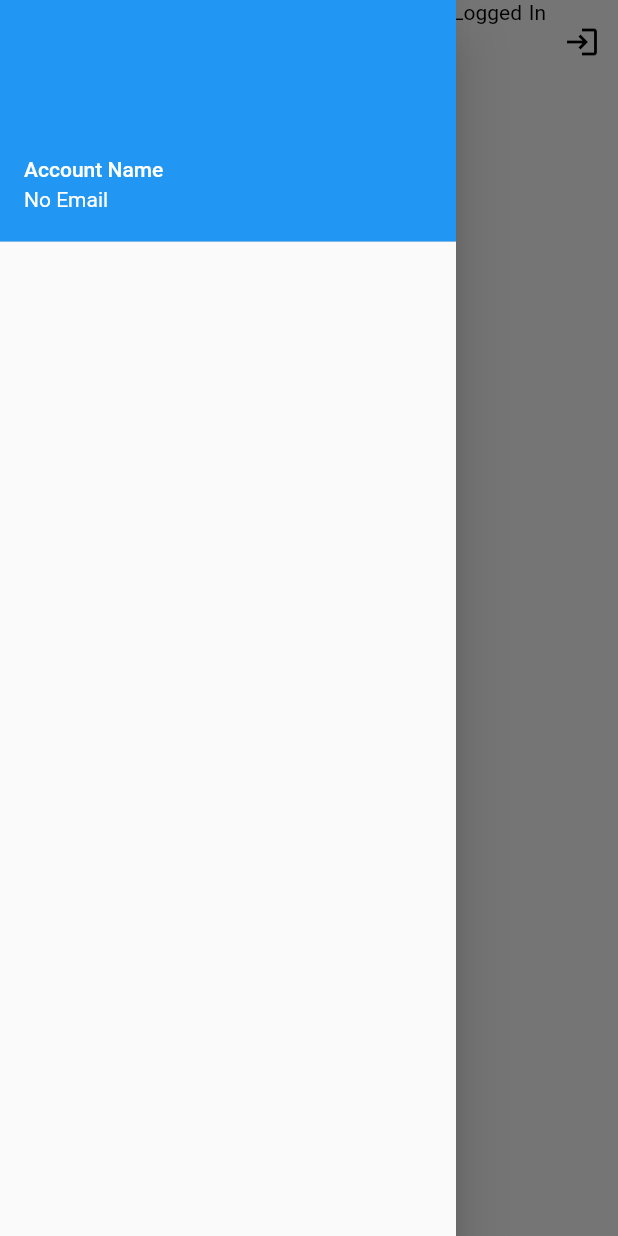
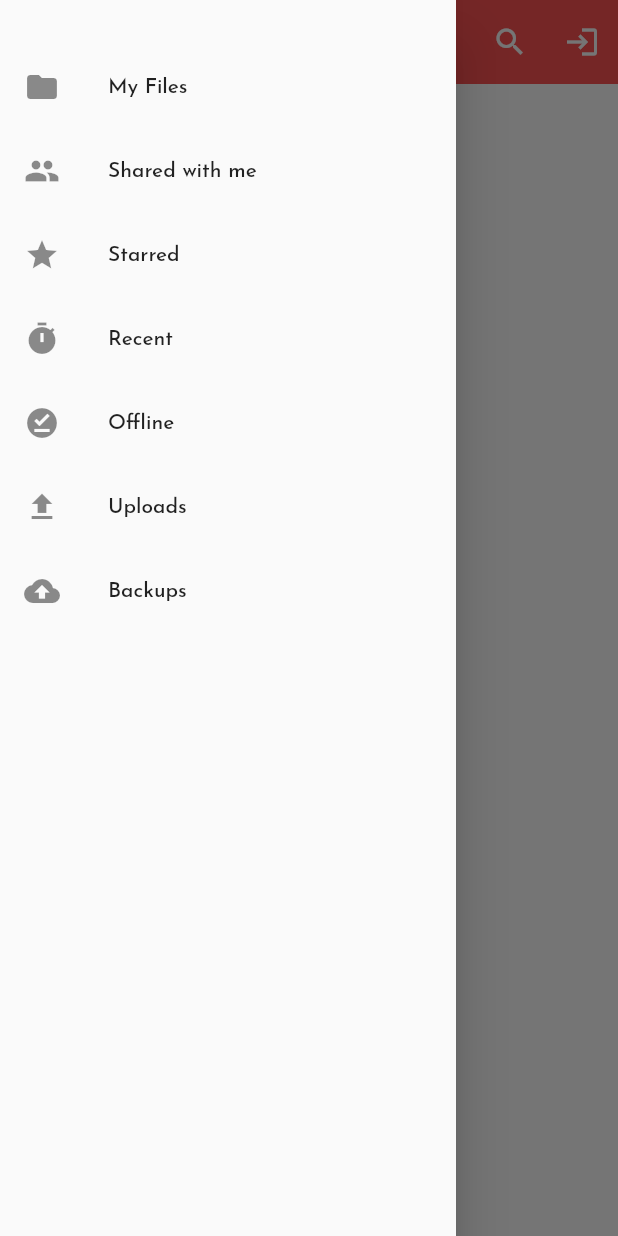
Before and after one commit to centurynine/Flutter-Project, a Flutter app: the screen it shows after launch, with the side drawer open, on a phone screen of 412 x 824 dp. Run offline on Flutter 3.47's test engine with Material 2 defaults, Android fonts, the phone set to English and light mode, and no system bars; our stand-ins replace firebase_auth, firebase_core, google_fonts; accounts and stored records are empty; Roboto replaces fonts that are missing (josefinSans).

Commit message:
แก้ไขหน้า Home เพิ่ม Drawer

```diff
--- a/project/lib/NavBar.dart
+++ b/project/lib/NavBar.dart
@@ -16,6 +16,7 @@ class NavBar extends StatelessWidget {
             accountEmail: Text(userEmail),
             )
         ],
+
       )
 
 
--- a/project/lib/body.dart
+++ b/project/lib/body.dart
@@ -19,8 +19,6 @@ class Body extends StatelessWidget {
 
                 ),
           ),
-
-
       ],
     );
   }
--- a/project/lib/home.dart
+++ b/project/lib/home.dart
@@ -1,46 +1,123 @@
-import 'dart:ffi';
 import 'package:flutter/material.dart';
-import 'package:firebase_auth/firebase_auth.dart';
-import 'package:project/body.dart';
 import 'package:project/login.dart';
-import 'NavBar.dart';
 
-class HomeScreen extends StatelessWidget {
-  const HomeScreen({super.key});
+void main(){
+  runApp(MyApp());
+}
 
+/// App Widget
+class MyApp extends StatefulWidget {
+
+  /// Initialize app
+  MyApp();
+
+  @override
+  _MyAppState createState() => _MyAppState();
+}
+
+class _MyAppState extends State<MyApp> {
+  /// Widget
+  @override
+  Widget build(BuildContext context) {
+    return MaterialApp(
+      debugShowCheckedModeBanner: false,
+
+      /// Home
+      home: Homepage(),
+    );
+  }
+}
+
+
+class Homepage extends StatefulWidget {
+  @override
+  _HomepageState createState() => _HomepageState();
+}
+
+class _HomepageState extends State<Homepage> {
   @override
   Widget build(BuildContext context) {
     return Scaffold(
-      drawer: NavBar(),
-      body: const Body(),
       appBar: AppBar(
-        title: const Text('Home', style: TextStyle(color: Colors.black,fontFamily: 'josefinSans'),),
-        elevation: 0,
-        backgroundColor: Colors.white,
-        leading: IconButton(
-          icon: const Icon(Icons.menu),
-          color: Colors.black,
-          onPressed: () {},
+        backgroundColor: Colors.redAccent,
+        title: const Text(
+          " App",
+          style: TextStyle(color: Colors.white),
         ),
-
         actions: <Widget>[
-          Text("Status: $statusText",
-          style: TextStyle(color: Colors.black,fontFamily: 'josefinSans'
-          ),
+          IconButton(
+            icon: Icon(Icons.search),
+            onPressed: () {},
           ),
           IconButton(
-            icon: const Icon(Icons.login),
-            color: Colors.black,
+            icon: Icon(Icons.login),
             onPressed: () {
-              Navigator.pushNamed(context, '/login');
+              Navigator.push(
+                context,
+                MaterialPageRoute(builder: (context) => LoginPage()),
+              );
             },
           ),
-
         ],
       ),
+      drawer: Drawer(
+        child: ListView(
+          children: <Widget>[
+            Container(
+              height: 30.0
+            ),
+            ListTile(
+              title: Text('My Files'),
+              leading: Icon(Icons.folder),
+              onTap: () {
+                print("Clicked");
+              },
+            ),
+            ListTile(
+              title: Text('Shared with me'),
+              leading: Icon(Icons.people),
+              onTap: () {
+                print("Clicked");
+              },
+            ),
+            ListTile(
+              title: Text('Starred'),
+              leading: Icon(Icons.star),
+              onTap: () {
+                print("Clicked");
+              },
+            ),
+            ListTile(
+              title: Text('Recent'),
+              leading: Icon(Icons.timer),
+              onTap: () {
+                print("Clicked");
+              },
+            ),
+            ListTile(
+              title: Text('Offline'),
+              leading: Icon(Icons.offline_pin),
+              onTap: () {
+                print("Clicked");
+              },
+            ),
+            ListTile(
+              title: Text('Uploads'),
+              leading: Icon(Icons.file_upload),
+              onTap: () {
+                print("Clicked");
+              },
+            ),
+            ListTile(
+              title: Text('Backups'),
+              leading: Icon(Icons.backup),
+              onTap: () {
+                print("Clicked");
+              },
+            ),
+          ],
+        ),
+      ),
     );
-
   }
-
-
 }
--- a/project/lib/login.dart
+++ b/project/lib/login.dart
@@ -235,6 +235,7 @@ IconButton logoutButton(BuildContext context) {
                   statusLogin();
                   ScaffoldMessenger.of(context).showSnackBar(
                       const SnackBar(content: Text("Login Pass")));
+                      Navigator.pushNamed(context, '/');
                 } else {
                   ScaffoldMessenger.of(context).showSnackBar(
                       const SnackBar(content: Text("Please verify email")));
@@ -368,6 +369,7 @@ IconButton logoutButton(BuildContext context) {
     print('Logout');
   } else {
     print('Logout Fail');
+    print('Status $status');
   }
 ////////
 }
--- a/project/lib/main.dart
+++ b/project/lib/main.dart
@@ -39,7 +39,7 @@ class MyApp extends StatelessWidget {
       ),
       initialRoute: '/',
       routes: {
-        '/': (context) => HomeScreen(),
+        '/': (context) => Homepage(),
         '/register': (context) => RegisterPage(),
         '/login': (context) => LoginPage(),
       },
```
